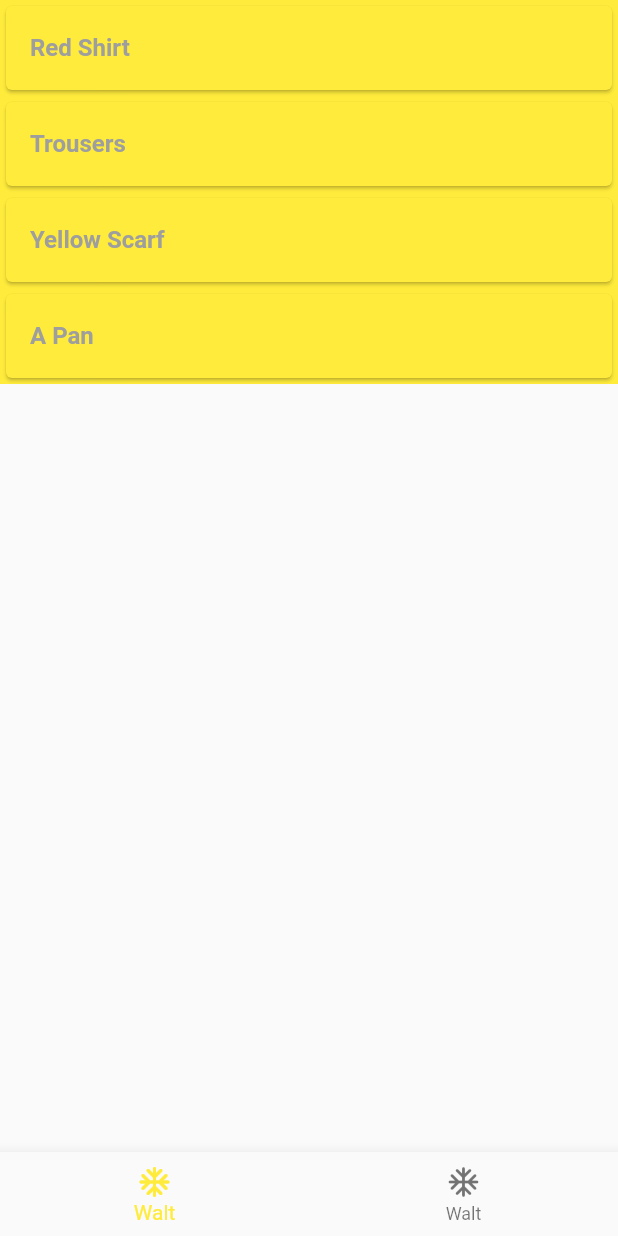
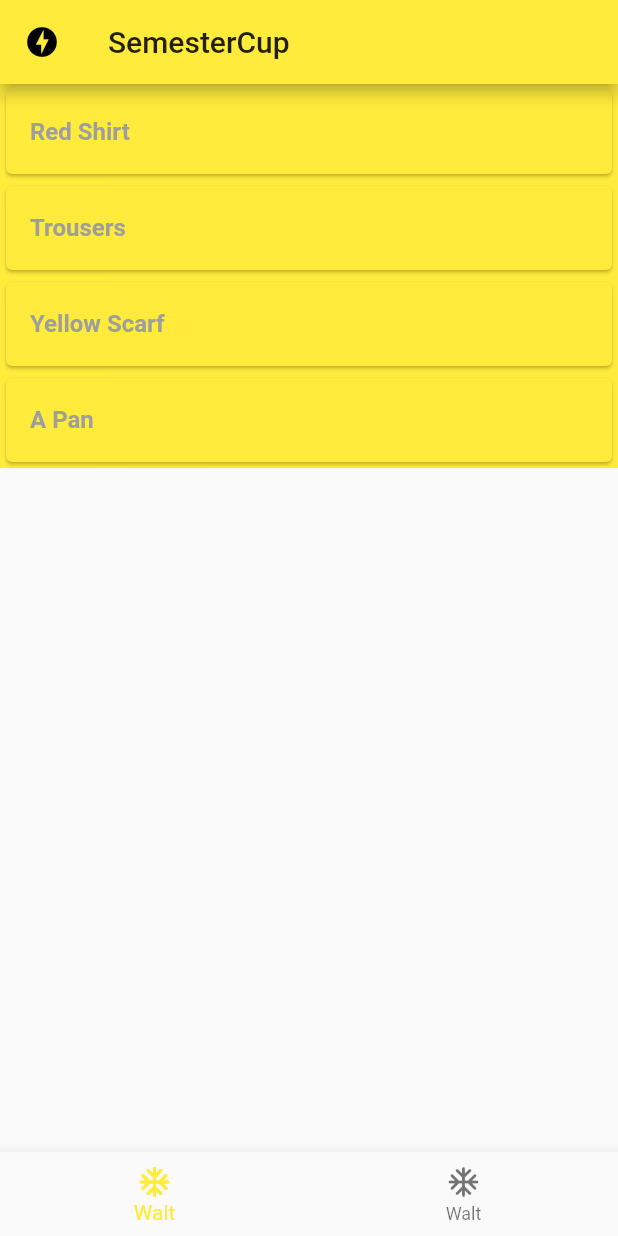
Before and after one commit to WaltDeyzel/semester_cup, a Flutter app: the screen it shows after launch, on a phone screen of 412 x 824 dp. Run offline on Flutter 3.47's test engine with Material 2 defaults, Android fonts, the phone set to English and light mode, and no system bars.

Commit message:
Appbar added to main screen.

```diff
--- a/lib/Screens/home_screen.dart
+++ b/lib/Screens/home_screen.dart
@@ -20,6 +20,10 @@ class _HomeScreen extends State<HomeScreen> {
   @override
   Widget build(BuildContext context) {
     return Scaffold(
+      appBar: AppBar(
+        leading: Icon(Icons.offline_bolt),
+        title: Text("SemesterCup"),
+        ),
       body: _pages[_pageIndex],
       bottomNavigationBar: BottomNavigationBar(
         onTap: _selectPage,
```
